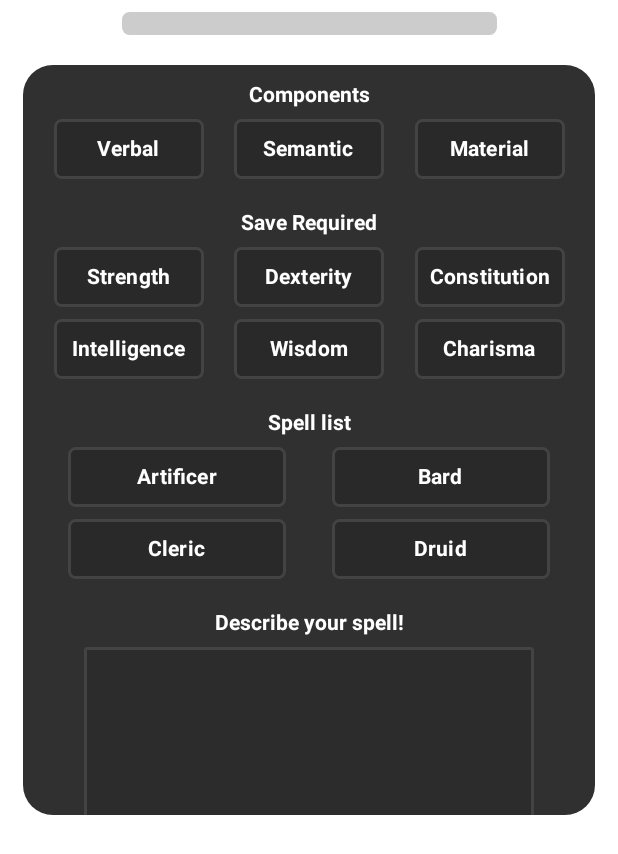
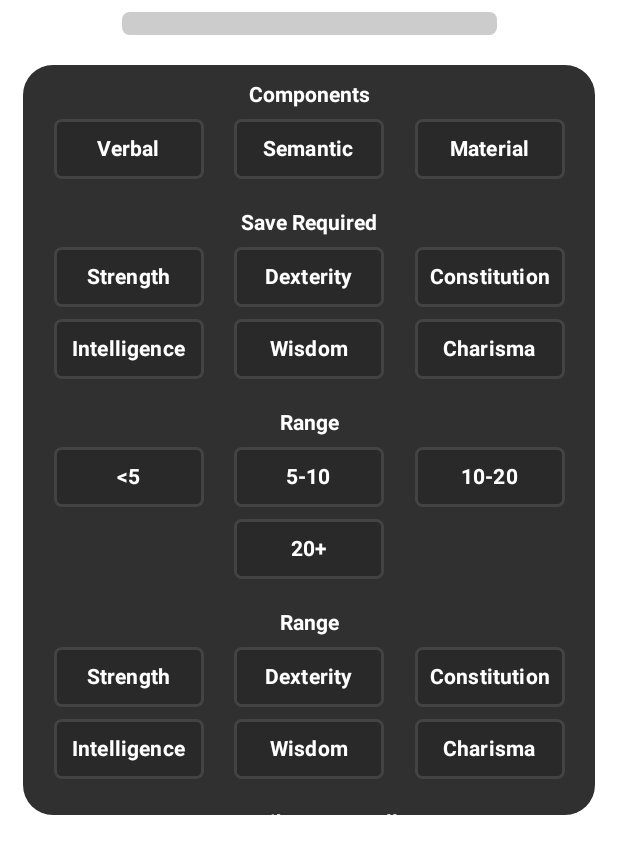
Before and after one commit to TwoFacedToby/Spellbook_5e_Application, an Android app built with Jetpack Compose: the @Preview function CreateOverlayPreview, scrolled down 350 dp, on a phone screen of 412 x 824 dp. Shown: the top 854 px of the screen. Run offline under Robolectric (Android 15) with nearby library versions, the phone set to English and light mode, and no system bars.

Commit message:
Added Eraseprompt for when canceling making a homebrew spell. Also worked on optimizing the overlays around homebrews in general

```diff
--- a/app/src/main/java/com/example/spellbook5eapplication/app/view/Overlays/CreateSpellOverlay.kt
+++ b/app/src/main/java/com/example/spellbook5eapplication/app/view/Overlays/CreateSpellOverlay.kt
@@ -22,6 +22,7 @@ import androidx.compose.material3.ButtonDefaults
 import androidx.compose.material3.Divider
 import androidx.compose.material3.Text
 import androidx.compose.runtime.Composable
+import androidx.compose.runtime.MutableState
 import androidx.compose.runtime.mutableStateListOf
 import androidx.compose.runtime.remember
 import androidx.compose.ui.Alignment
@@ -36,77 +37,83 @@ import androidx.compose.ui.unit.sp
 import com.example.spellbook5eapplication.R
 import com.example.spellbook5eapplication.app.view.utilities.ColouredButton
 import com.example.spellbook5eapplication.app.view.utilities.UserInputField
-import com.example.spellbook5eapplication.app.viewmodel.FilterItem
-import com.example.spellbook5eapplication.app.viewmodel.artificer
-import com.example.spellbook5eapplication.app.viewmodel.bard
-import com.example.spellbook5eapplication.app.viewmodel.charisma
-import com.example.spellbook5eapplication.app.viewmodel.cleric
-import com.example.spellbook5eapplication.app.viewmodel.constitution
-import com.example.spellbook5eapplication.app.viewmodel.dexterity
-import com.example.spellbook5eapplication.app.viewmodel.druid
-import com.example.spellbook5eapplication.app.viewmodel.intelligence
-import com.example.spellbook5eapplication.app.viewmodel.level0
-import com.example.spellbook5eapplication.app.viewmodel.level1
-import com.example.spellbook5eapplication.app.viewmodel.level2
-import com.example.spellbook5eapplication.app.viewmodel.level3
-import com.example.spellbook5eapplication.app.viewmodel.level4
-import com.example.spellbook5eapplication.app.viewmodel.level5
-import com.example.spellbook5eapplication.app.viewmodel.level6
-import com.example.spellbook5eapplication.app.viewmodel.level7
-import com.example.spellbook5eapplication.app.viewmodel.level8
-import com.example.spellbook5eapplication.app.viewmodel.level9
-import com.example.spellbook5eapplication.app.viewmodel.matrial
-import com.example.spellbook5eapplication.app.viewmodel.noConcentration
-import com.example.spellbook5eapplication.app.viewmodel.noRitual
-import com.example.spellbook5eapplication.app.viewmodel.semantic
-import com.example.spellbook5eapplication.app.viewmodel.strength
-import com.example.spellbook5eapplication.app.viewmodel.verbal
-import com.example.spellbook5eapplication.app.viewmodel.wisdom
-import com.example.spellbook5eapplication.app.viewmodel.yesConcentration
-import com.example.spellbook5eapplication.app.viewmodel.yesRitual
+import com.example.spellbook5eapplication.app.viewmodel.MakeItem
+import com.example.spellbook5eapplication.app.viewmodel.mHighRange
+import com.example.spellbook5eapplication.app.viewmodel.martificer
+import com.example.spellbook5eapplication.app.viewmodel.mbard
+import com.example.spellbook5eapplication.app.viewmodel.mcharisma
+import com.example.spellbook5eapplication.app.viewmodel.mcleric
+import com.example.spellbook5eapplication.app.viewmodel.mconstitution
+import com.example.spellbook5eapplication.app.viewmodel.mdexterity
+import com.example.spellbook5eapplication.app.viewmodel.mdruid
+import com.example.spellbook5eapplication.app.viewmodel.mintelligence
+import com.example.spellbook5eapplication.app.viewmodel.mlevel0
+import com.example.spellbook5eapplication.app.viewmodel.mlevel1
+import com.example.spellbook5eapplication.app.viewmodel.mlevel2
+import com.example.spellbook5eapplication.app.viewmodel.mlevel3
+import com.example.spellbook5eapplication.app.viewmodel.mlevel4
+import com.example.spellbook5eapplication.app.viewmodel.mlevel5
+import com.example.spellbook5eapplication.app.viewmodel.mlevel6
+import com.example.spellbook5eapplication.app.viewmodel.mlevel7
+import com.example.spellbook5eapplication.app.viewmodel.mlevel8
+import com.example.spellbook5eapplication.app.viewmodel.mlevel9
+import com.example.spellbook5eapplication.app.viewmodel.mlowRange
+import com.example.spellbook5eapplication.app.viewmodel.mmatrial
+import com.example.spellbook5eapplication.app.viewmodel.mmediumRange
+import com.example.spellbook5eapplication.app.viewmodel.mnoConcentration
+import com.example.spellbook5eapplication.app.viewmodel.mnoRange
+import com.example.spellbook5eapplication.app.viewmodel.mnoRitual
+import com.example.spellbook5eapplication.app.viewmodel.msemantic
+import com.example.spellbook5eapplication.app.viewmodel.mstrength
+import com.example.spellbook5eapplication.app.viewmodel.mverbal
+import com.example.spellbook5eapplication.app.viewmodel.mwisdom
+import com.example.spellbook5eapplication.app.viewmodel.myesConcentration
+import com.example.spellbook5eapplication.app.viewmodel.myesRitual
 
 @Composable
 fun NewSpellOverlay(
     onDismissRequest: () -> Unit,
-    onFilterSelected: (FilterItem) -> Unit
+    onFilterSelected: (MakeItem) -> Unit
 ) {
-    // This may need to be mutable and remember
-    val name: String
+    var name: MutableState<String>
+
+    var description: MutableState<String>
 
     val spelllevel = remember {
         mutableStateListOf(
-            level0, level1, level2, level3, level4, level5, level6, level7, level8, level9
+            mlevel0, mlevel1, mlevel2, mlevel3, mlevel4, mlevel5, mlevel6, mlevel7, mlevel8, mlevel9
         )
     }
 
     val concentration = remember {
         mutableStateListOf(
-            yesConcentration, noConcentration
+            myesConcentration, mnoConcentration
         )
     }
     val ritual = remember {
         mutableStateListOf(
-            yesRitual, noRitual
+            myesRitual, mnoRitual
         )
     }
 
     val components = remember {
         mutableStateListOf(
-            verbal, semantic, matrial
+            mverbal, msemantic, mmatrial
         )
     }
 
     val saveReq = remember {
         mutableStateListOf(
-            strength, dexterity, constitution, intelligence, wisdom, charisma,
+            mstrength, mdexterity, mconstitution, mintelligence, mwisdom, mcharisma,
         )
     }
-    val classes = remember {
+
+    val range = remember {
         mutableStateListOf(
-            artificer, bard, cleric, druid,
+            mnoRange, mlowRange, mmediumRange, mHighRange,
+        )
+    }
 
-            )
-    }
 
     Column(
         modifier = Modifier
@@ -151,7 +158,8 @@ fun NewSpellOverlay(
                 item {
                     UserInputField(
                         label = "name",
-                        onInputChanged = { input -> println("User input: $input") },
+                        //Should connect with name
+                        onInputChanged = { input -> println("Name is: $input\n") },
                         modifier = Modifier
                             .size(width = 220.dp, height = 48.dp), singleLine = true
                     )
@@ -171,7 +179,7 @@ fun NewSpellOverlay(
                             horizontalArrangement = Arrangement.SpaceEvenly
                         ) {
                             rowLevels.forEach { level ->
-                                FilterButton(
+                                CreateButton(
                                     modifier = Modifier.size(55.dp),
                                     contentPaddingValues = PaddingValues(1.dp),
                                     filter = level,
@@ -197,7 +205,7 @@ fun NewSpellOverlay(
                         )
                         Row {
                             concentration.forEach(){ concentration ->
-                                FilterButton(
+                                CreateButton(
                                     modifier = Modifier.size(46.dp),
                                     contentPaddingValues = PaddingValues(1.dp),
                                     filter = concentration,
@@ -218,7 +226,7 @@ fun NewSpellOverlay(
                         )
                         Row {
                             ritual.forEach(){ ritual ->
-                                FilterButton(
+                                CreateButton(
                                     modifier = Modifier.size(46.dp),
                                     contentPaddingValues = PaddingValues(1.dp),
                                     filter = ritual,
@@ -247,7 +255,7 @@ fun NewSpellOverlay(
                             horizontalArrangement = Arrangement.SpaceEvenly
                         ) {
                             components.forEach() { components ->
-                                FilterButton(
+                                CreateButton(
                                     modifier = Modifier.size(width = 100.dp, height = 40.dp),
                                     contentPaddingValues = PaddingValues(1.dp),
                                     filter = components,
@@ -275,7 +283,7 @@ fun NewSpellOverlay(
                                 horizontalArrangement = Arrangement.SpaceEvenly
                             ) {
                                 rowLevels.forEach { level ->
-                                    FilterButton(
+                                    CreateButton(
                                         modifier = Modifier.size(width = 100.dp, height = 40.dp),
                                         filter = level,
                                         contentPaddingValues = PaddingValues(1.dp),
@@ -286,27 +294,59 @@ fun NewSpellOverlay(
                         }
                     }
                 }
-                item {Spacer(modifier = Modifier.height(5.dp))}
+
+                item {Spacer(modifier = Modifier.height(5.dp)) }
                 item {
                     Column(
                         horizontalAlignment = Alignment.CenterHorizontally,
                         verticalArrangement = Arrangement.spacedBy(8.dp)
                     ) {
                         Text(
-                            text = "Spell list",
+                            text = "Range",
                             color = Color.White,
                             fontWeight = FontWeight.Bold
                         )
 
-                        classes.chunked(2).forEach { rowLevels ->
+                        range.chunked(3).forEach { rowLevels ->
                             Row(
                                 modifier = Modifier.fillMaxWidth(),
                                 horizontalArrangement = Arrangement.SpaceEvenly
                             ) {
                                 rowLevels.forEach { level ->
                                     CreateButton(
-                                        modifier = Modifier.size(width = 145.dp, height = 40.dp),
+                                        modifier = Modifier.size(width = 100.dp, height = 40.dp),
                                         filter = level,
+                                        contentPaddingValues = PaddingValues(1.dp),
+                                        onFilterSelected = { onFilterSelected(level) }
+                                    )
+                                }
+                            }
+                        }
+                    }
+                }
+
+                item {Spacer(modifier = Modifier.height(5.dp)) }
+                item {
+                    Column(
+                        horizontalAlignment = Alignment.CenterHorizontally,
+                        verticalArrangement = Arrangement.spacedBy(8.dp)
+                    ) {
+                        Text(
+                            text = "Range",
+                            color = Color.White,
+                            fontWeight = FontWeight.Bold
+                        )
+
+                        saveReq.chunked(3).forEach { rowLevels ->
+                            Row(
+                                modifier = Modifier.fillMaxWidth(),
+                                horizontalArrangement = Arrangement.SpaceEvenly
+                            ) {
+                                rowLevels.forEach { level ->
+                                    CreateButton(
+                                        modifier = Modifier.size(width = 100.dp, height = 40.dp),
+                                        filter = level,
+                                        contentPaddingValues = PaddingValues(1.dp),
                                         onFilterSelected = { onFilterSelected(level) }
                                     )
                                 }
@@ -325,7 +365,8 @@ fun NewSpellOverlay(
                 item {
                     UserInputField(
                         label = "",
-                        onInputChanged = { input -> println("User input: $input") },
+                        //Possible should connect this to description string
+                        onInputChanged = { input -> println("The description is: $input\n") },
                         modifier = Modifier
                             .size(width = 300.dp, height = (48 * 5).dp), singleLine = false
                     )
@@ -372,8 +413,8 @@ fun NewSpellOverlay(
 fun CreateButton(
     modifier: Modifier,
     contentPaddingValues: PaddingValues? = null,
-    filter: FilterItem,
-    onFilterSelected: (FilterItem) -> Unit) {
+    filter: MakeItem,
+    onFilterSelected: (MakeItem) -> Unit) {
     if(contentPaddingValues == null) {
         Button(
             modifier = modifier,
--- /dev/null
+++ b/app/src/main/java/com/example/spellbook5eapplication/app/viewmodel/MakeItem.kt
@@ -0,0 +1,45 @@
+package com.example.spellbook5eapplication.app.viewmodel
+
+import androidx.compose.runtime.MutableState
+import androidx.compose.runtime.mutableStateOf
+
+data class MakeItem(
+    val label: String,  var isSelected: MutableState<Boolean>
+)
+
+val mlevel0 = MakeItem("0", mutableStateOf(false))
+val mlevel1 = MakeItem("1", mutableStateOf(false))
+val mlevel2 = MakeItem("2", mutableStateOf(false))
+val mlevel3 = MakeItem("3", mutableStateOf(false))
+val mlevel4 = MakeItem("4", mutableStateOf(false))
+val mlevel5 = MakeItem("5", mutableStateOf(false))
+val mlevel6 = MakeItem("6", mutableStateOf(false))
+val mlevel7 = MakeItem("7", mutableStateOf(false))
+val mlevel8 = MakeItem("8", mutableStateOf(false))
+val mlevel9 = MakeItem("9", mutableStateOf(false))
+
+val mverbal = MakeItem("Verbal", mutableStateOf(false))
+val msemantic = MakeItem("Semantic", mutableStateOf(false))
+val mmatrial = MakeItem("Material", mutableStateOf(false))
+val mstrength = MakeItem("Strength", mutableStateOf(false))
+val mdexterity = MakeItem("Dexterity", mutableStateOf(false))
+val mconstitution = MakeItem("Constitution", mutableStateOf(false))
+val mcharisma = MakeItem("Charisma", mutableStateOf(false))
+val mwisdom = MakeItem("Wisdom", mutableStateOf(false))
+val mintelligence = MakeItem("Intelligence", mutableStateOf(false))
+
+val martificer = MakeItem("Artificer", mutableStateOf(false))
+val mbard = MakeItem("Bard", mutableStateOf(false))
+val mcleric = MakeItem("Cleric", mutableStateOf(false))
+val mdruid = MakeItem("Druid", mutableStateOf(false))
+
+val myesConcentration = MakeItem("Yes", mutableStateOf(false))
+val mnoConcentration = MakeItem("No", mutableStateOf(false))
+
+val myesRitual = MakeItem("Yes", mutableStateOf(false))
+val mnoRitual = MakeItem("No", mutableStateOf(false))
+
+val mnoRange = MakeItem("<5", mutableStateOf(false))
+val mlowRange = MakeItem("5-10", mutableStateOf(false))
+val mmediumRange = MakeItem("10-20", mutableStateOf(false))
+val mHighRange = MakeItem("20+", mutableStateOf(false))
--- a/app/src/main/java/com/example/spellbook5eapplication/app/viewmodel/OverlayType.kt
+++ b/app/src/main/java/com/example/spellbook5eapplication/app/viewmodel/OverlayType.kt
@@ -7,5 +7,6 @@ enum class OverlayType {
     SETTINGS,
     PROFILE,
     ADD_TO_SPELLBOOK,
-    FILTER
+    FILTER,
+    MAKE_SPELL
 }
```
Also changed, not shown: app/src/main/java/com/example/spellbook5eapplication/app/view/Overlays/ErasePrompt.kt (added, +121 -0 lines), app/src/main/java/com/example/spellbook5eapplication/app/view/screens/Homebrew_screen.kt (+14 -1 lines).
